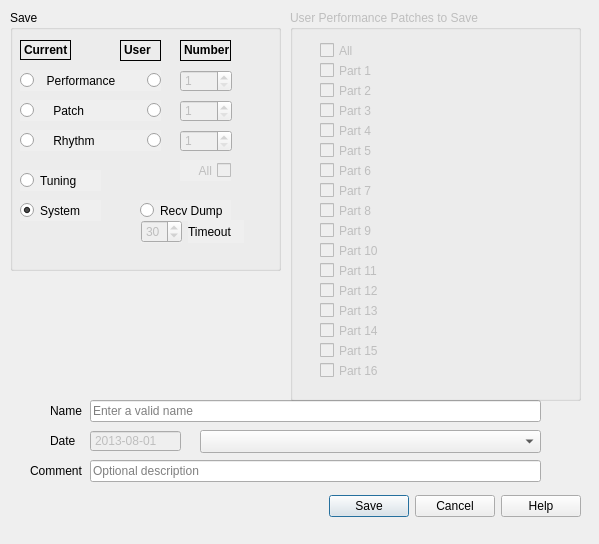
Old version of the form save_dialog/Save_Dialog.ui in the repository RoberNoTson/JV1080lib.
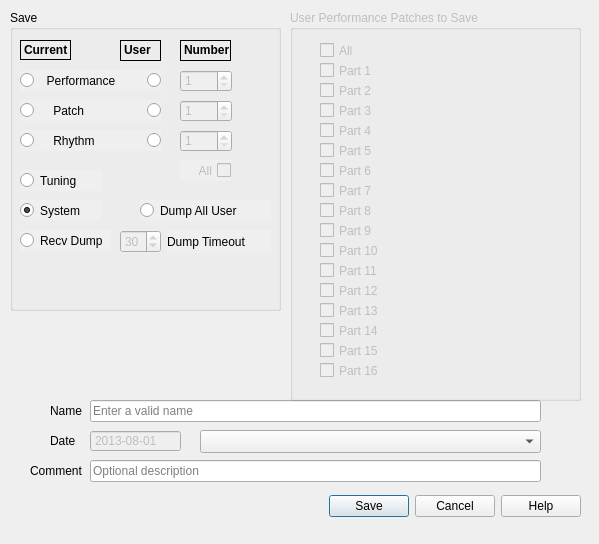
New version of the form.

Commit message: add Bulk Dump functions to Save Dialog

Patch:
```diff
--- a/save_dialog/Save_Dialog.ui
+++ b/save_dialog/Save_Dialog.ui
@@ -99,7 +99,7 @@
      <x>10</x>
      <y>10</y>
      <width>271</width>
-     <height>261</height>
+     <height>301</height>
     </rect>
    </property>
    <property name="title">
@@ -398,8 +398,8 @@
    <widget class="QRadioButton" name="Save_ReceiveUserDump_button">
     <property name="geometry">
      <rect>
-      <x>130</x>
-      <y>190</y>
+      <x>10</x>
+      <y>220</y>
       <width>91</width>
       <height>21</height>
      </rect>
@@ -439,9 +439,9 @@
    <widget class="QWidget" name="layoutWidget">
     <property name="geometry">
      <rect>
-      <x>131</x>
-      <y>210</y>
-      <width>103</width>
+      <x>110</x>
+      <y>220</y>
+      <width>151</width>
       <height>24</height>
      </rect>
     </property>
@@ -468,12 +468,31 @@
         <bool>true</bool>
        </property>
        <property name="text">
-        <string>Timeout</string>
+        <string>Dump Timeout</string>
        </property>
       </widget>
      </item>
     </layout>
    </widget>
+   <widget class="QRadioButton" name="Save_AllUserDump_button">
+    <property name="geometry">
+     <rect>
+      <x>130</x>
+      <y>190</y>
+      <width>131</width>
+      <height>21</height>
+     </rect>
+    </property>
+    <property name="autoFillBackground">
+     <bool>true</bool>
+    </property>
+    <property name="text">
+     <string>Dump All User</string>
+    </property>
+    <property name="checked">
+     <bool>false</bool>
+    </property>
+   </widget>
   </widget>
   <widget class="QGroupBox" name="Save_PerfPart_box">
    <property name="enabled">
```
The commit also changes 8 other files.
